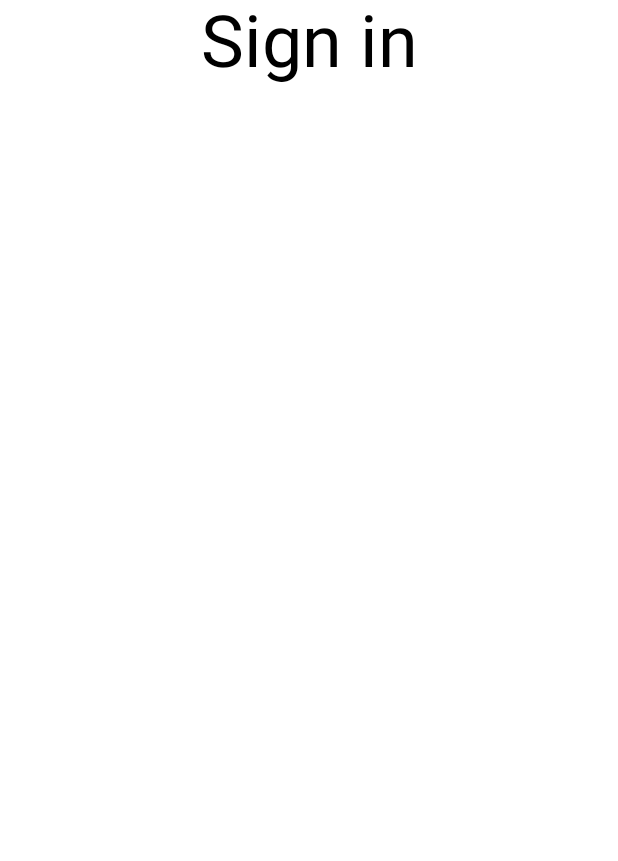
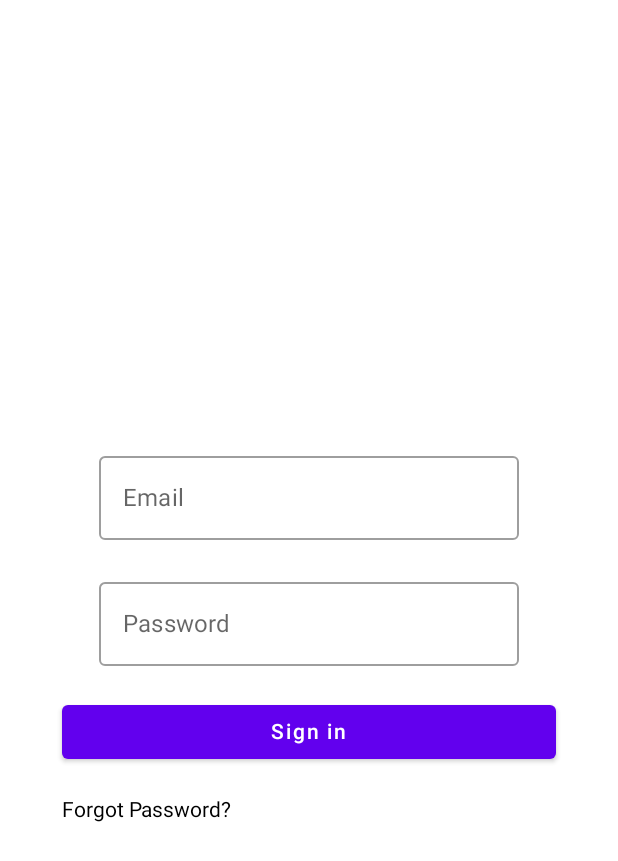
Before and after one commit to TehillahK/PaMarketDeliveryAndroid, an Android app built with Jetpack Compose: the screen it shows after launch (MainActivity), on a phone screen of 412 x 824 dp. Shown: the top 861 px of the screen. Run offline under Robolectric (Android 15) with nearby library versions, the phone set to English and light mode, and no system bars.

```diff
--- a/app/src/main/java/com/agric/pamarket/presentation/screens/LoginScreen.kt
+++ b/app/src/main/java/com/agric/pamarket/presentation/screens/LoginScreen.kt
@@ -1,33 +1,75 @@
 package com.agric.pamarket.presentation.screens
 
-import androidx.compose.foundation.layout.Box
-import androidx.compose.foundation.layout.fillMaxSize
-import androidx.compose.foundation.layout.fillMaxWidth
-import androidx.compose.material.MaterialTheme
-import androidx.compose.material.Text
-import androidx.compose.runtime.Composable
+import androidx.compose.foundation.layout.*
+import androidx.compose.foundation.text.KeyboardOptions
+import androidx.compose.material.*
+import androidx.compose.runtime.*
+
 import androidx.compose.ui.Alignment
 import androidx.compose.ui.Modifier
-import androidx.compose.ui.text.style.TextAlign
+
+import androidx.compose.ui.text.input.KeyboardType
+import androidx.compose.ui.text.input.PasswordVisualTransformation
 import androidx.compose.ui.tooling.preview.Preview
+import androidx.compose.ui.unit.dp
 
+@Composable
+fun UserFields(){
+    var email by remember { mutableStateOf("") }
+    var password by remember { mutableStateOf("") }
+    Column(
+        horizontalAlignment = Alignment.CenterHorizontally
+    ) {
+        Spacer(modifier = Modifier.padding(10.dp))
+        OutlinedTextField(
+            value = email,
+            onValueChange = { email = it },
+            label = { Text("Email") }
+        )
+        Spacer(modifier = Modifier.padding(10.dp))
+
+        OutlinedTextField(
+            value = password,
+            onValueChange = { password = it },
+            label = { Text("Password") },
+            visualTransformation = PasswordVisualTransformation(),
+            keyboardOptions = KeyboardOptions(keyboardType = KeyboardType.Password)
+        )
+        Spacer(modifier = Modifier.padding(10.dp))
+
+        Button(
+               modifier = Modifier.fillMaxWidth(0.8f),
+               onClick = { /*TODO*/ },
+            ) {
+               Text("Sign in")
+        }
+        Spacer(modifier = Modifier.padding(10.dp))
+
+
+
+
+
+
+    }
+
+}
 @Composable
 fun LoginScreen(){
     Box(
-        modifier = Modifier.fillMaxSize()
+        modifier = Modifier.fillMaxSize(),
+        contentAlignment = Alignment.Center
+
     ){
+        Column() {
 
-        Box(
-            modifier = Modifier.fillMaxWidth(),
-            contentAlignment = Alignment.TopCenter
-        ){
-            Text(
-                text = "Sign in",
-                fontSize = MaterialTheme.typography.h3.fontSize,
-                textAlign = TextAlign.Start
-            )
+
+            UserFields()
+            Text(text = "Forgot Password?")
         }
     }
+
+
+
 }
 @Composable
 @Preview(showBackground = true)
```
Also changed, not shown: 2 other files.
